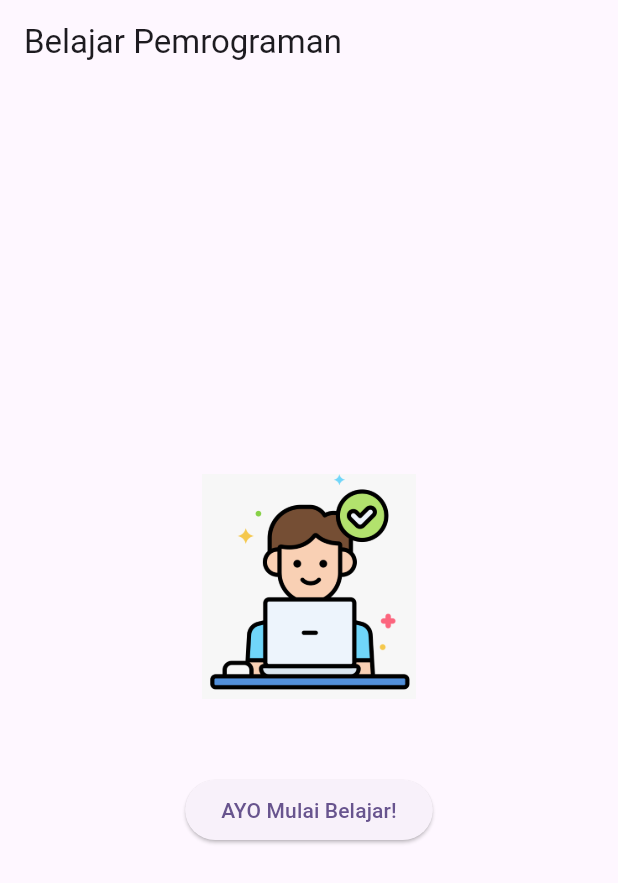
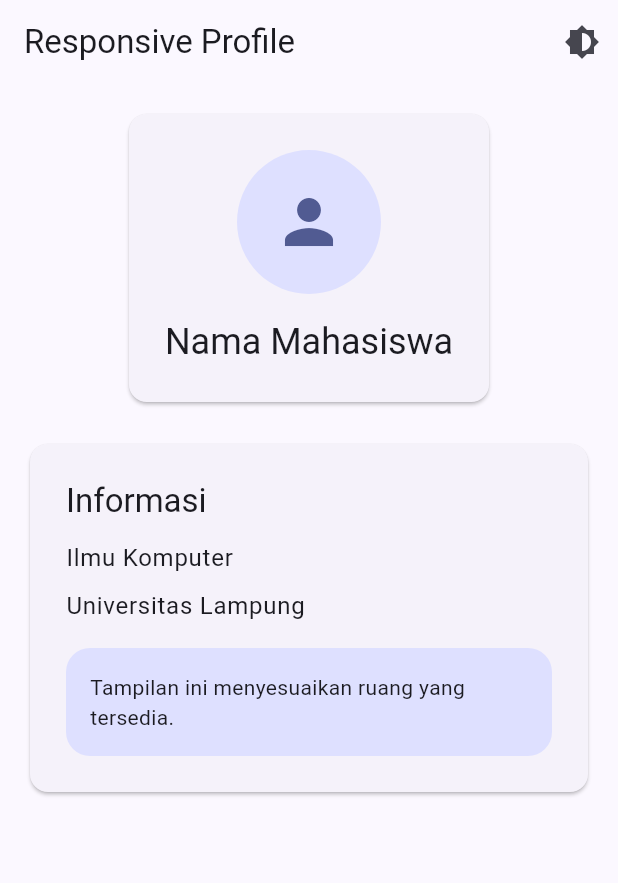
Before and after one commit to anndaanhr/praktikummola_nanda, a Flutter app: the screen it shows after launch, on a phone screen of 412 x 824 dp. Shown: the top 883 px of the screen. Run offline on Flutter 3.47's test engine with Material 3 defaults, Android fonts, the phone set to English and light mode, and no system bars.

Commit message:
Pertemuan 5: Adaptive Responsive Design and Theming

```diff
--- /dev/null
+++ b/lib/app_theme.dart
@@ -0,0 +1,19 @@
+import 'package:flutter/material.dart';
+
+class AppTheme {
+  static final ThemeData lightTheme = ThemeData(
+    useMaterial3: true,
+    colorScheme: ColorScheme.fromSeed(
+      seedColor: Colors.indigo,
+      brightness: Brightness.light,
+    ),
+  );
+
+  static final ThemeData darkTheme = ThemeData(
+    useMaterial3: true,
+    colorScheme: ColorScheme.fromSeed(
+      seedColor: Colors.indigo,
+      brightness: Brightness.dark,
+    ),
+  );
+}
--- a/lib/main.dart
+++ b/lib/main.dart
@@ -1,25 +1,44 @@
 import 'package:flutter/material.dart';
-
-import 'column_widget.dart';
-import 'row_widget.dart';
-import 'first_widget.dart';
+// import 'column_widget.dart';
+// import 'row_widget.dart';
+// import 'first_widget.dart';
+// import 'form_widget.dart';
+import 'app_theme.dart';
+import 'responsive_profile.dart';
 
 void main() {
   runApp(const MyApp());
 }
 
-class MyApp extends StatelessWidget {
+class MyApp extends StatefulWidget {
   const MyApp({super.key});
+
+  @override
+  State<MyApp> createState() => _MyAppState();
+}
+
+class _MyAppState extends State<MyApp> {
+  ThemeMode themeMode = ThemeMode.light;
+
+  void toggleTheme() {
+    setState(() {
+      themeMode = themeMode == ThemeMode.light
+          ? ThemeMode.dark
+          : ThemeMode.light;
+    });
+  }
 
   @override
   Widget build(BuildContext context) {
     return MaterialApp(
-      title: 'Praktikum Mobile Lanjut',
-      theme: ThemeData(
-        colorScheme: ColorScheme.fromSeed(seedColor: Colors.deepPurple),
-        useMaterial3: true,
+      debugShowCheckedModeBanner: false,
+      title: 'Responsive Profile',
+      theme: AppTheme.lightTheme,
+      darkTheme: AppTheme.darkTheme,
+      themeMode: themeMode,
+      home: ResponsiveProfilePage(
+        onThemeChanged: toggleTheme,
       ),
-      home: const FirstWidget(),
     );
   }
 }
--- /dev/null
+++ b/lib/responsive_profile.dart
@@ -0,0 +1,136 @@
+import 'package:flutter/material.dart';
+
+class ResponsiveProfilePage extends StatelessWidget {
+  final VoidCallback onThemeChanged;
+
+  const ResponsiveProfilePage({
+    super.key,
+    required this.onThemeChanged,
+  });
+
+  @override
+  Widget build(BuildContext context) {
+    final size = MediaQuery.of(context).size;
+
+    return Scaffold(
+      appBar: AppBar(
+        title: const Text('Responsive Profile'),
+        actions: [
+          IconButton(
+            onPressed: onThemeChanged,
+            icon: const Icon(Icons.brightness_6),
+          ),
+        ],
+      ),
+      body: Padding(
+        padding: EdgeInsets.all(size.width < 600 ? 16 : 32),
+        child: LayoutBuilder(
+          builder: (context, constraints) {
+            return OrientationBuilder(
+              builder: (context, orientation) {
+                final isWide =
+                    constraints.maxWidth >= 600 ||
+                    orientation == Orientation.landscape;
+
+                return isWide
+                    ? const Row(
+                        crossAxisAlignment: CrossAxisAlignment.start,
+                        children: [
+                          Expanded(child: _ProfileHeader()),
+                          SizedBox(width: 24),
+                          Expanded(child: _ProfileInfo()),
+                        ],
+                      )
+                    : const Column(
+                        children: [
+                          _ProfileHeader(),
+                          SizedBox(height: 20),
+                          _ProfileInfo(),
+                        ],
+                      );
+              },
+            );
+          },
+        ),
+      ),
+    );
+  }
+}
+
+class _ProfileHeader extends StatelessWidget {
+  const _ProfileHeader();
+
+  @override
+  Widget build(BuildContext context) {
+    return Card(
+      child: Padding(
+        padding: const EdgeInsets.all(24),
+        child: Column(
+          children: [
+            CircleAvatar(
+              radius: 48,
+              child: Icon(
+                Icons.person,
+                size: 48,
+                color: Theme.of(context).colorScheme.primary,
+              ),
+            ),
+            const SizedBox(height: 16),
+            Text(
+              'Nama Mahasiswa',
+              style: Theme.of(context).textTheme.headlineSmall,
+              textAlign: TextAlign.center,
+            ),
+          ],
+        ),
+      ),
+    );
+  }
+}
+
+class _ProfileInfo extends StatelessWidget {
+  const _ProfileInfo();
+
+  @override
+  Widget build(BuildContext context) {
+    final scheme = Theme.of(context).colorScheme;
+
+    return Card(
+      child: Padding(
+        padding: const EdgeInsets.all(24),
+        child: Column(
+          crossAxisAlignment: CrossAxisAlignment.start,
+          children: [
+            Text(
+              'Informasi',
+              style: Theme.of(context).textTheme.titleLarge,
+            ),
+            const SizedBox(height: 12),
+            Text(
+              'Ilmu Komputer',
+              style: Theme.of(context).textTheme.bodyLarge,
+            ),
+            const SizedBox(height: 8),
+            Text(
+              'Universitas Lampung',
+              style: Theme.of(context).textTheme.bodyLarge,
+            ),
+            const SizedBox(height: 16),
+            Container(
+              width: double.infinity,
+              padding: const EdgeInsets.all(16),
+              decoration: BoxDecoration(
+                color: scheme.primaryContainer,
+                borderRadius: BorderRadius.circular(16),
+              ),
+              child: Text(
+                'Tampilan ini menyesuaikan ruang yang tersedia.',
+                style: Theme.of(context).textTheme.bodyMedium,
+              ),
+            ),
+          ],
+        ),
+      ),
+    );
+  }
+}
```
Also changed, not shown: 1 other file.
